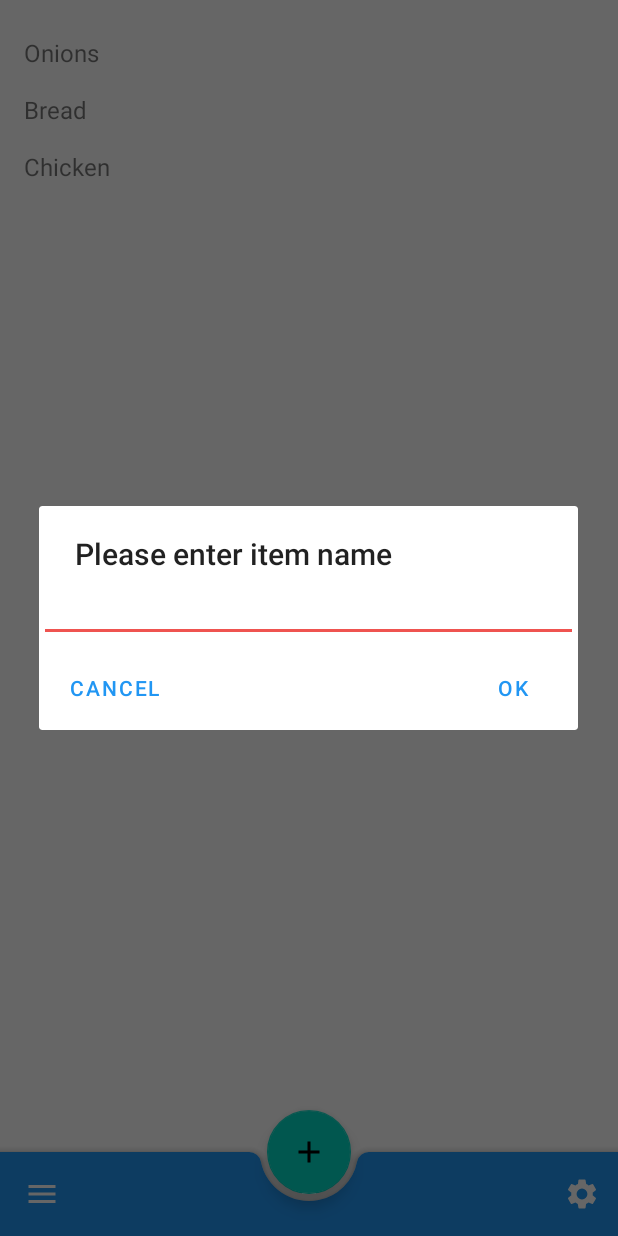
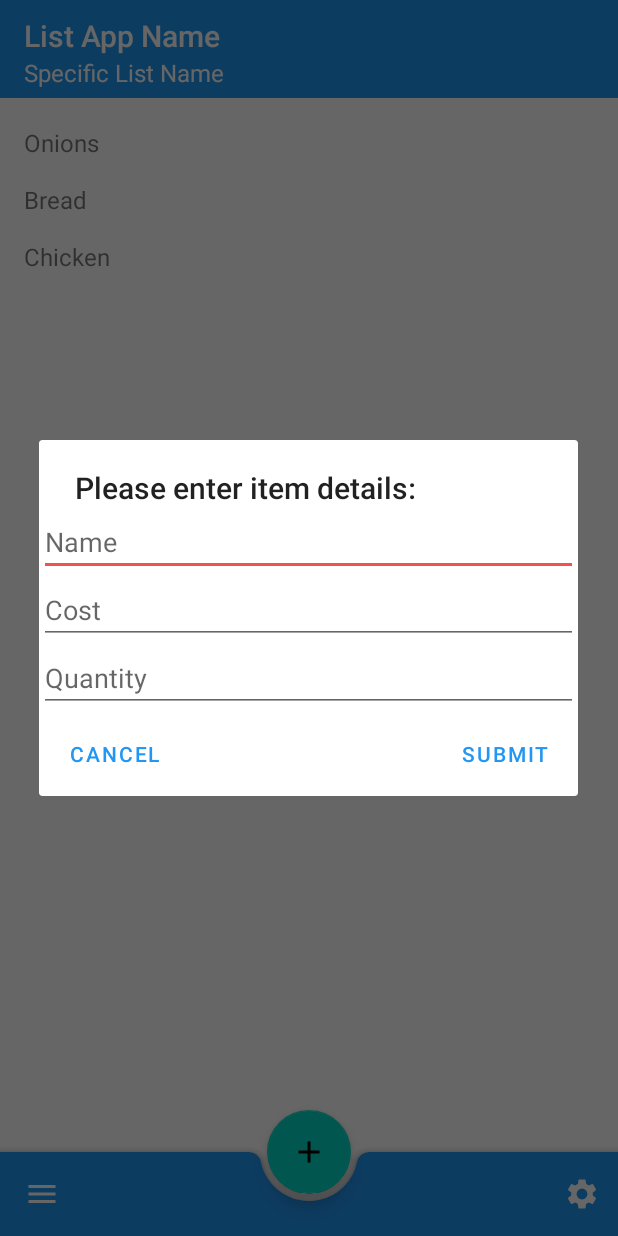
Before and after one commit to tahmidul612/ShoppingList, an Android app: the screen it shows after launch once a user with an empty profile is signed in (MainActivity), after a tap on an icon or button, on a phone screen of 412 x 824 dp. Run offline under Robolectric (Android 15) with nearby library versions, the phone set to English and light mode, and no system bars; our stand-ins replace Firebase (no records; nobody signed in at launch, a user with empty details on screens opened directly).

Commit message:
Added Title Bar to Main Activity, added new fields to Add Item Dialog

```diff
--- a/app/src/main/java/com/lakehead/shoppinglist/MainActivity.kt
+++ b/app/src/main/java/com/lakehead/shoppinglist/MainActivity.kt
@@ -4,7 +4,6 @@ import android.app.AlertDialog
 import android.content.Context
 import android.content.Intent
 import android.os.Bundle
-import android.text.InputType
 import android.view.Menu
 import android.view.MenuItem
 import android.widget.EditText
@@ -38,23 +37,35 @@ class MainActivity : AppCompatActivity() {
 
     private fun addNewItem() {
         add_item_button.setOnClickListener {
+
+            //Create a new alert dialog
             val builder = AlertDialog.Builder(this)
-            builder.setTitle("Please enter item name")
-            val input = EditText(this)
-            input.inputType = InputType.TYPE_TEXT_FLAG_AUTO_COMPLETE
-            builder.setView(input)
-            builder.setPositiveButton("OK") { _, _ ->
-                val itemTxt = input.text
+            builder.setTitle("Please enter item details:")
+            val inflater = layoutInflater
+
+            //Get a layout for inputting multiple values:
+            val inputLayout = inflater.inflate(R.layout.input_item_view, null)
+            val inputItemName = inputLayout.findViewById<EditText>(R.id.inputName)
+            //val inputItemCost = inputLayout.findViewById<EditText>(R.id.inputCost)
+            //val inputItemQuantity = inputLayout.findViewById<EditText>(R.id.inputQuantity)
+
+            builder.setView(inputLayout)
+
+            builder.setPositiveButton("Submit") { _, _ ->
+                val itemTxt = inputItemName.text
                 items.add(itemTxt.toString())
                 viewAdapter.notifyItemInserted(items.size - 1)
             }
             builder.setNeutralButton("Cancel") { _, _ ->
                 Toast.makeText(applicationContext, "Cancelled", Toast.LENGTH_LONG).show()
             }
+
+            //Display the dialog box:
             val dialog = builder.create()
             dialog.show()
         }
     }
+
     override fun onCreateOptionsMenu(menu: Menu): Boolean {
         val inflater = menuInflater
         inflater.inflate(R.menu.bottom_app_bar_menu, menu)
--- a/app/src/main/res/layout/activity_main.xml
+++ b/app/src/main/res/layout/activity_main.xml
@@ -5,20 +5,6 @@
     android:layout_width="match_parent"
     android:layout_height="match_parent"
     tools:context=".MainActivity">
-
-    <androidx.appcompat.widget.Toolbar
-        android:id="@+id/topToolbar"
-        android:layout_width="match_parent"
-        android:layout_height="wrap_content"
-        app:layout_constraintTop_toTopOf="parent" />
-
-    <androidx.recyclerview.widget.RecyclerView
-        android:id="@+id/my_recycler_view"
-        android:layout_width="match_parent"
-        android:layout_height="match_parent"
-        android:padding="16dp"
-        android:scrollbars="vertical"
-        app:layout_constraintTop_toBottomOf="@id/topToolbar" />
 
     <androidx.coordinatorlayout.widget.CoordinatorLayout
         android:id="@+id/coordinatorLayout"
@@ -28,6 +14,28 @@
         app:layout_constraintEnd_toEndOf="parent"
         app:layout_constraintStart_toStartOf="parent"
         app:layout_constraintTop_toTopOf="parent">
+
+        <Toolbar
+            android:id="@+id/topToolbar"
+            android:layout_width="match_parent"
+            android:layout_height="65sp"
+            android:title="@string/titleBarAppName"
+            android:titleTextColor="@color/colorLightText"
+            android:titleMarginTop="10sp"
+            android:background="@color/colorPrimary"
+            android:subtitle="Specific List Name"
+            android:subtitleTextColor="@color/colorLightText"
+
+            app:layout_constraintTop_toTopOf="parent" />
+
+        <androidx.recyclerview.widget.RecyclerView
+            android:id="@+id/my_recycler_view"
+            android:layout_width="match_parent"
+            android:layout_height="match_parent"
+            android:padding="16dp"
+            android:scrollbars="vertical"
+            android:layout_marginTop="60sp"
+            app:layout_constraintTop_toBottomOf="@id/topToolbar" />
 
         <com.google.android.material.bottomappbar.BottomAppBar
             android:id="@+id/bottom_app_bar"
--- /dev/null
+++ b/app/src/main/res/layout/input_item_view.xml
@@ -0,0 +1,31 @@
+<?xml version="1.0" encoding="utf-8"?>
+<LinearLayout xmlns:android="http://schemas.android.com/apk/res/android"
+    android:orientation="vertical"
+    android:layout_width="match_parent"
+    android:layout_height="match_parent">
+
+    <EditText
+        android:id="@+id/inputName"
+        android:layout_width="match_parent"
+        android:layout_height="wrap_content"
+        android:hint="@string/name"
+        android:inputType="textAutoComplete"
+        android:importantForAutofill="no" />
+
+    <EditText
+        android:id="@+id/inputCost"
+        android:layout_width="match_parent"
+        android:layout_height="wrap_content"
+        android:hint="@string/cost"
+        android:inputType="numberDecimal"
+        android:importantForAutofill="no" />
+
+    <EditText
+        android:id="@+id/inputQuantity"
+        android:layout_width="match_parent"
+        android:layout_height="wrap_content"
+        android:hint="@string/quantity"
+        android:inputType="number"
+        android:importantForAutofill="no" />
+
+</LinearLayout>
--- a/app/src/main/res/values/colors.xml
+++ b/app/src/main/res/values/colors.xml
@@ -3,4 +3,7 @@
     <color name="colorPrimary">#2196F3</color>
     <color name="colorPrimaryDark">#1976D2</color>
     <color name="colorAccent">#EF5350</color>
+    <color name="colorLightText">#FFFFFF</color>
+    <color name="colorLightGrey">#E9E9E9</color>
+    <color name="colorDarkText">#070707</color>
 </resources>
--- a/app/src/main/res/values/strings.xml
+++ b/app/src/main/res/values/strings.xml
@@ -6,4 +6,8 @@
     <string name="list_item_name">Item name</string>
     <string name="loginActivityAppTitle">List App Name - Some catchy slogan</string>
     <string name="loginActivitySignInMessage">Welcome, Please sign in.</string>
+    <string name="titleBarAppName">List App Name</string>
+    <string name="cost">Cost</string>
+    <string name="quantity">Quantity</string>
+    <string name="name">Name</string>
 </resources>
```
